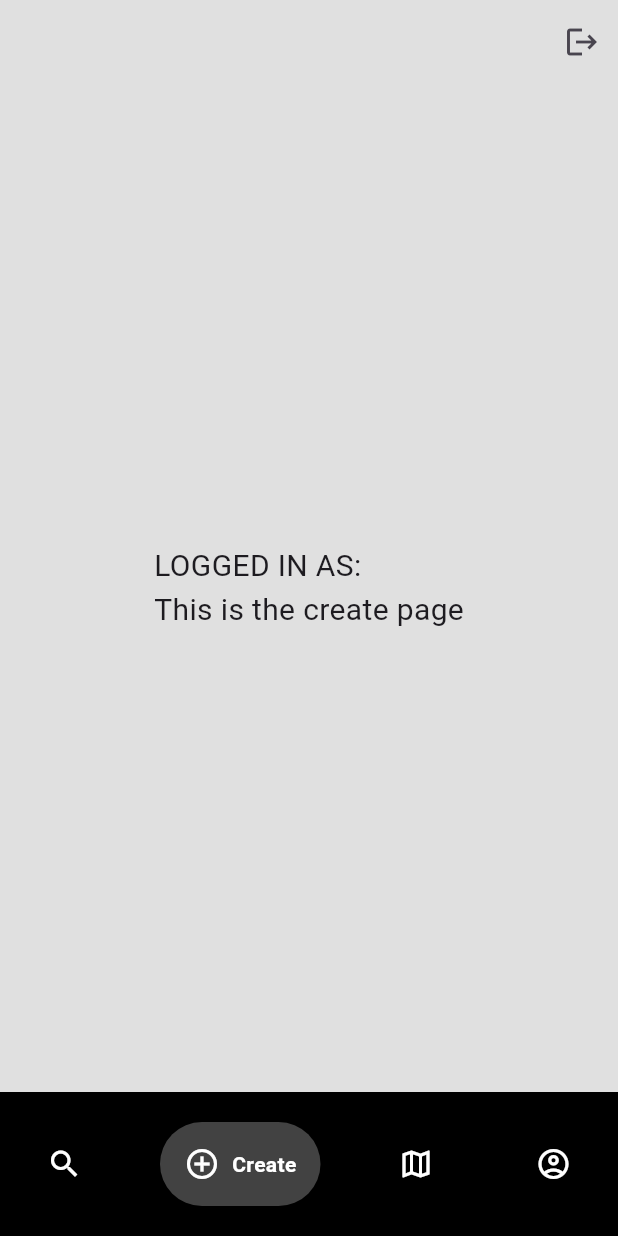
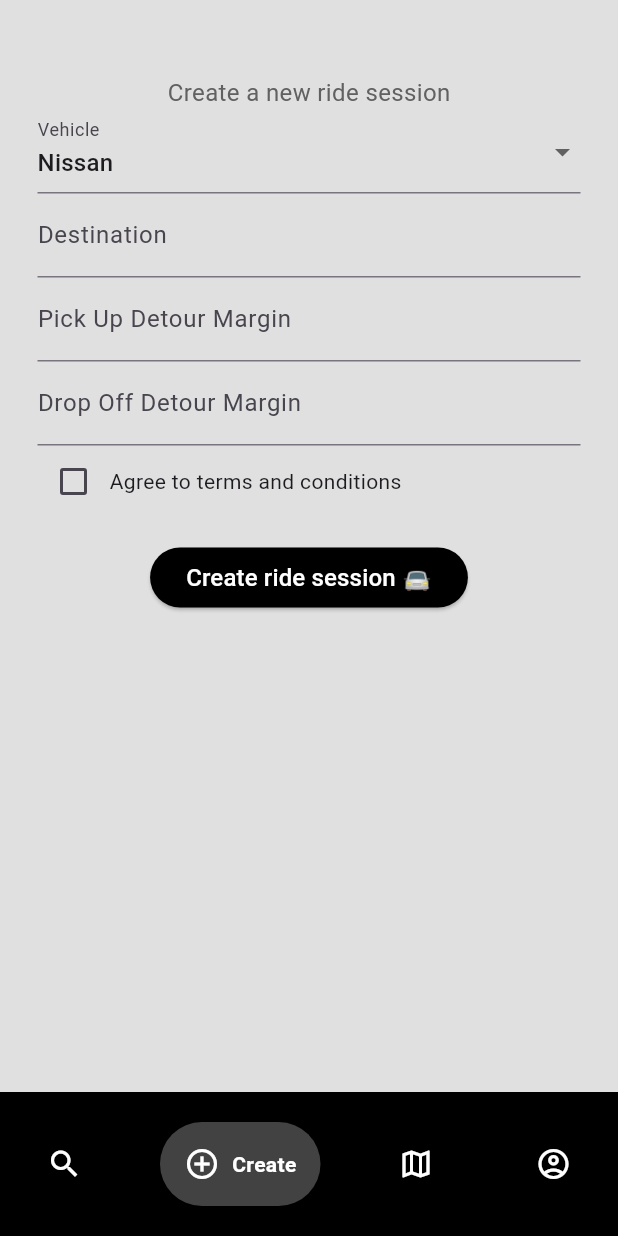
Before and after one commit to FabioHdez/CommuteConnect, a Flutter app: the screen it shows once a user with an empty profile is signed in, item 2 of the bottom bar chosen, on a phone screen of 412 x 824 dp. Run offline on Flutter 3.47's test engine with Material 3 defaults, Android fonts, the phone set to English and light mode, and no system bars; drawn by our look-alikes of google_nav_bar; our stand-ins replace firebase_auth, firebase_core, flutter_map, google_sign_in, latlong2; accounts and stored records are empty.

Commit message:
Create ride

```diff
--- a/commute_connect/lib/pages/create_page.dart
+++ b/commute_connect/lib/pages/create_page.dart
@@ -1,11 +1,15 @@
 //Dummy create page, where user can create their own rides.
-
 import 'package:firebase_auth/firebase_auth.dart';
 import 'package:flutter/material.dart';
 
-class CreatePage extends StatelessWidget {
+class CreatePage extends StatefulWidget {
   CreatePage({super.key});
 
+  @override
+  State<CreatePage> createState() => _CreatePageState();
+}
+
+class _CreatePageState extends State<CreatePage> {
   final user = FirebaseAuth.instance.currentUser!;
 
   // sign user out
@@ -13,24 +17,124 @@ class CreatePage extends StatelessWidget {
     FirebaseAuth.instance.signOut();
   }
 
+  // get user vehicles and create a list of vehicles
+  final userVehicles = ["Nissan", "Honda", "Toyota"];
+
+  final _formKey = GlobalKey<FormState>();
+  String vehicle = "Nissan";
+  String destination = "";
+  double pickupDetourMargin = 0.0;
+  double dropOffDetourMargin = 0.0;
+  bool agreement = false;
+
   @override
   Widget build(BuildContext context) {
     return Scaffold(
       backgroundColor: Colors.grey[300],
-      appBar: AppBar(
-        backgroundColor: Colors.grey[300],
-        actions: [
-          IconButton(
-            onPressed: signUserOut,
-            icon: Icon(Icons.logout),
-          )
-        ],
-      ),
-      body: Center(
-          child: Text(
-        "LOGGED IN AS: " + user.email! + "\nThis is the create page",
-        style: TextStyle(fontSize: 20),
-      )),
+      // appBar: AppBar(
+      //   backgroundColor: Colors.grey[300],
+      //   actions: [
+      //     IconButton(
+      //       onPressed: signUserOut,
+      //       icon: const Icon(Icons.logout),
+      //     )
+      //   ],
+      // ),
+      body: Padding(
+          padding: const EdgeInsets.symmetric(horizontal: 25.0, vertical: 50.0),
+          child: Form(
+            key: _formKey,
+            child: SingleChildScrollView(
+              child: Column(
+                children: [
+                  Text("Create a new ride session",style: TextStyle(
+                      color: Colors.grey[700],
+                      fontSize: 16,
+                  ),),
+                  DropdownButtonFormField(
+                    value: vehicle,
+                    onChanged: (String? newValue) {
+                      setState(() {
+                        vehicle = newValue!;
+                      });
+                    },
+                    items: userVehicles
+                        .map<DropdownMenuItem<String>>((String value) {
+                      return DropdownMenuItem<String>(
+                        value: value,
+                        child: Text(value),
+                      );
+                    }).toList(),
+                    decoration: InputDecoration(
+                      labelText: 'Vehicle',
+                    ),
+                  ),
+                  TextFormField(
+                    decoration: InputDecoration(labelText: 'Destination'),
+                    validator: (value) {
+                      if (value == null || value.isEmpty) {
+                        return 'Please enter a destination';
+                      }
+                      return null;
+                    },
+                    onSaved: (value) {
+                      destination = value!;
+                    },
+                  ),
+                  TextFormField(
+                    decoration:
+                        InputDecoration(labelText: 'Pick Up Detour Margin'),
+                    keyboardType: TextInputType.number,
+                    onSaved: (value) {
+                      pickupDetourMargin = double.parse(value!);
+                    },
+                  ),
+                  TextFormField(
+                    decoration:
+                        InputDecoration(labelText: 'Drop Off Detour Margin'),
+                    keyboardType: TextInputType.number,
+                    onSaved: (value) {
+                      dropOffDetourMargin = double.parse(value!);
+                    },
+                  ),
+                  Row(
+                    children: [
+                      Checkbox(
+                        value: agreement,
+                        onChanged: (bool? value) {
+                          setState(() {
+                            agreement = value!;
+                          });
+                        },
+                      ),
+                      Text('Agree to terms and conditions'),
+                    ],
+                  ),
+                  Padding(
+                    padding: const EdgeInsets.symmetric(vertical: 16.0),
+                    child: ElevatedButton(
+                      onPressed: () {
+                        // Your button tap functionality here
+                        if (_formKey.currentState!.validate()) {
+                          // If the form is valid, display a Snackbar.
+                          ScaffoldMessenger.of(context).showSnackBar(
+                            SnackBar(content: Text('Processing Data')),
+                          );
+                        }
+                        print('Button tapped!');
+                      },
+                      style:
+                          ElevatedButton.styleFrom(backgroundColor: Colors.black),
+                      child: const Text(
+                        'Create ride session 🚘',
+                        style: TextStyle(color: Colors.white, fontSize: 16),
+                      ),
+                    ),
+                  ),
+                ],
+              ),
+            ),
+          )),
     );
   }
 }
```
